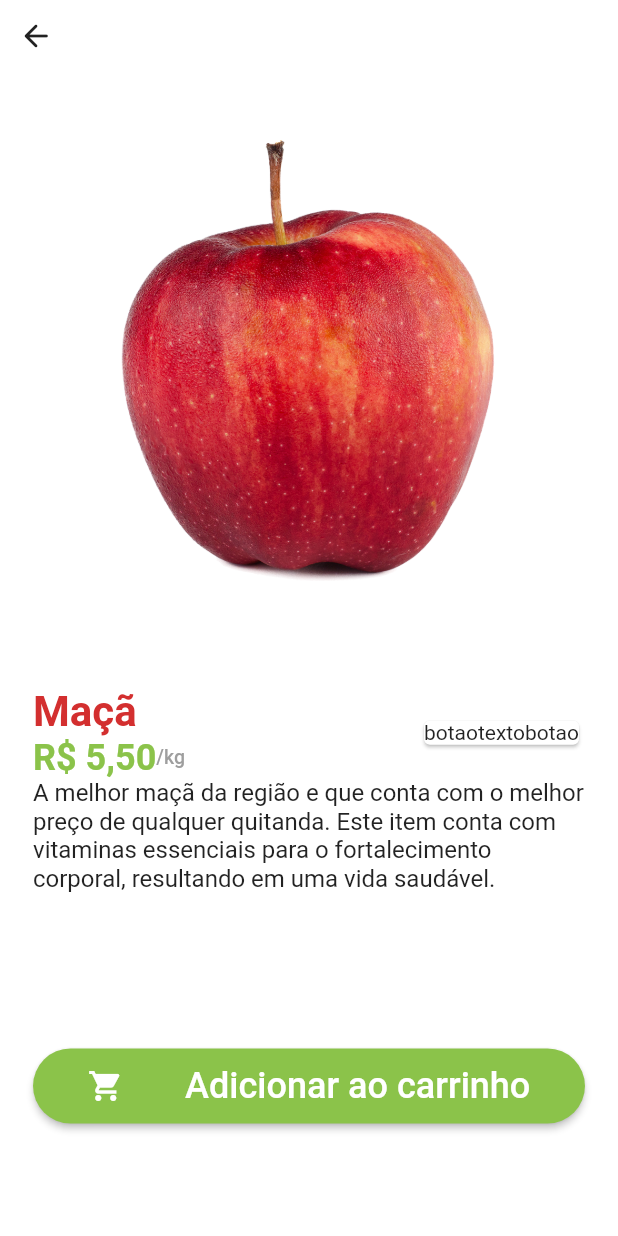
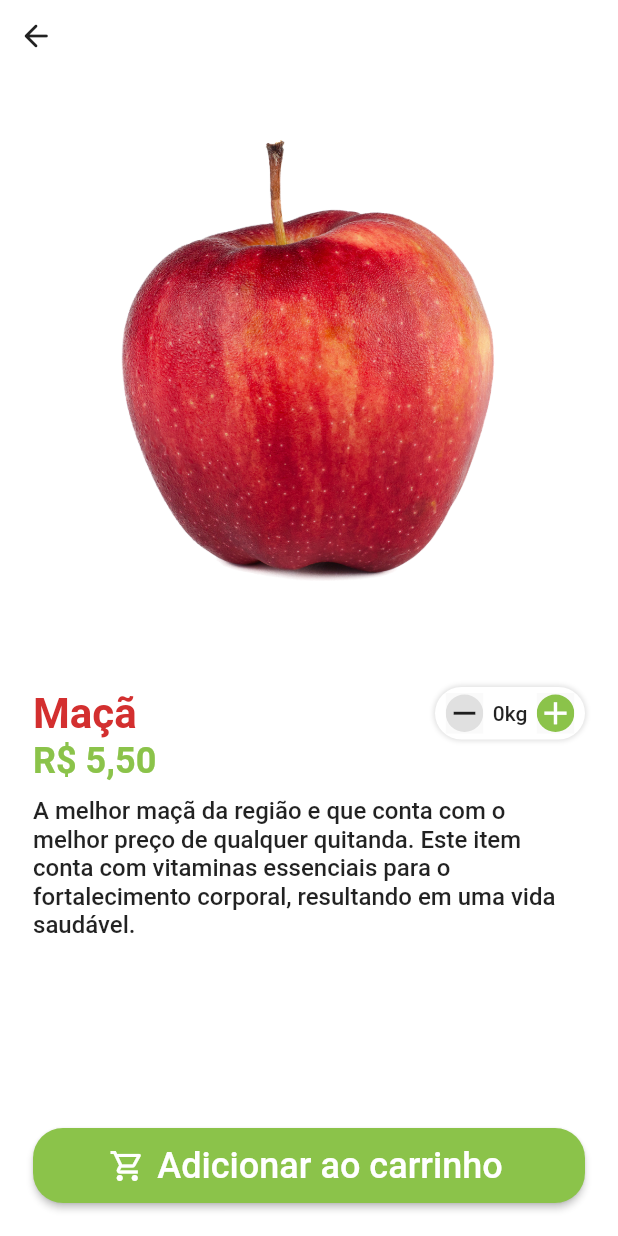
Before and after one commit to aironsg/kitanda_app, a Flutter app: the HomeTab screen opened directly, after a tap on "Maçã", on a phone screen of 412 x 824 dp. Run offline on Flutter 3.47's test engine with Material 2 defaults, Android fonts, the phone set to English and light mode, and no system bars; our stand-ins replace animated_text_kit, badges, get, mask_text_input_formatter.

Commit message:
adicionando botão de quantidade na tela de detalhes do produto

```diff
--- /dev/null
+++ b/lib/app/src/pages/common_widgets/quantity_widget.dart
@@ -0,0 +1,110 @@
+import 'package:flutter/material.dart';
+import 'package:kitanda_app/app/src/config/custom_color.dart';
+import 'package:kitanda_app/app/src/models/item_model.dart';
+
+class QuantityWidget extends StatefulWidget {
+  const QuantityWidget(
+      {Key? key,
+      required this.primaryIcon,
+      required this.secondIcon,
+      required this.item})
+      : super(key: key);
+  //acrescentar no contrutor os 2 icons
+
+  final IconData primaryIcon;
+  final IconData secondIcon;
+  final ItemModel item;
+  @override
+  State<QuantityWidget> createState() => _QuantityWidgetState();
+}
+
+class _QuantityWidgetState extends State<QuantityWidget> {
+  int quantity = 0;
+
+  @override
+  Widget build(BuildContext context) {
+    return Container(
+      padding: const EdgeInsets.all(4),
+      height: 35,
+      width: 100,
+      decoration: BoxDecoration(
+        color: Colors.white,
+        borderRadius: BorderRadius.circular(30),
+        boxShadow: [
+          BoxShadow(
+            color: Colors.grey.shade300,
+            spreadRadius: 1,
+            blurRadius: 2,
+          ),
+        ],
+      ),
+      child: Row(
+        mainAxisAlignment: MainAxisAlignment.spaceAround,
+        children: [
+          Material(
+            child: InkWell(
+              onTap: () {
+                setState(() {
+                  if (quantity == 0) {
+                    quantity = 0;
+                  } else {
+                    quantity--;
+                  }
+                });
+              },
+              child: Ink(
+                height: 30,
+                decoration: BoxDecoration(
+                  color: Colors.grey.shade300,
+                  shape: BoxShape.circle,
+                ),
+                child: Icon(
+                  widget.primaryIcon,
+                  size: 25.0,
+                ),
+              ),
+            ),
+          ),
+          //esta unidade de medida será mudada de acordo com item inserido
+          Row(
+            children: [
+              Text(
+                quantity.toString(),
+                style: const TextStyle(
+                  fontWeight: FontWeight.w500,
+                ),
+              ),
+              Text(
+                widget.item.unit,
+                style: const TextStyle(
+                  fontWeight: FontWeight.w500,
+                ),
+              ),
+            ],
+          ),
+          Material(
+            child: InkWell(
+              onTap: () {
+                setState(() {
+                  quantity++;
+                });
+              },
+              child: Ink(
+                height: 30,
+                decoration: BoxDecoration(
+                  color: CustomColor.customSwatchColor,
+                  shape: BoxShape.circle,
+                ),
+                child: Icon(
+                  widget.secondIcon,
+                  size: 25.0,
+                  color: Colors.white,
+                ),
+              ),
+            ),
+          ),
+        ],
+      ),
+    );
+  }
+}
--- a/lib/app/src/pages/home/components/item_tile.dart
+++ b/lib/app/src/pages/home/components/item_tile.dart
@@ -36,7 +36,13 @@ class ItemTile extends StatelessWidget {
                 crossAxisAlignment: CrossAxisAlignment.stretch,
                 children: [
                   //Imagem
-                  Expanded(child: Image.asset(item.imgUrl)),
+                  Expanded(
+                    child: Hero(
+                      tag: item.imgUrl,
+                      transitionOnUserGestures: true,
+                      child: Image.asset(item.imgUrl),
+                    ),
+                  ),
                   //Nome do Item
                   Text(
                     item.itemName,
--- a/lib/app/src/pages/product/product_screen.dart
+++ b/lib/app/src/pages/product/product_screen.dart
@@ -1,6 +1,9 @@
+// ignore_for_file: prefer_const_constructors
+
 import 'package:flutter/material.dart';
 import 'package:kitanda_app/app/src/config/custom_color.dart';
 import 'package:kitanda_app/app/src/models/item_model.dart';
+import 'package:kitanda_app/app/src/pages/common_widgets/quantity_widget.dart';
 import 'package:kitanda_app/app/src/services/utils_service.dart';
 
 class ProductScreen extends StatelessWidget {
@@ -26,7 +29,13 @@ class ProductScreen extends StatelessWidget {
             ),
           ),
           //Imagem
-          Expanded(child: Image.asset(item.imgUrl)),
+          Expanded(
+            child: Hero(
+              transitionOnUserGestures: true,
+              tag: item.imgUrl,
+              child: Image.asset(item.imgUrl),
+            ),
+          ),
           //Descrição
           Expanded(
             child: Container(
@@ -45,14 +54,13 @@ class ProductScreen extends StatelessWidget {
               child: Column(
                 crossAxisAlignment: CrossAxisAlignment.stretch,
                 children: [
-                  Row(
-                    mainAxisAlignment: MainAxisAlignment.spaceBetween,
-                    children: [
-                      //Titulo e Preço
                   Column(
                     crossAxisAlignment: CrossAxisAlignment.start,
                     children: [
                       //Titulo
+                      Row(
+                        mainAxisAlignment: MainAxisAlignment.spaceBetween,
+                        children: [
                           Text(
                             item.itemName,
                             style: TextStyle(
@@ -61,11 +69,17 @@ class ProductScreen extends StatelessWidget {
                               color: CustomColor.customContrasctColor,
                             ),
                           ),
+                          //Botão de quantidade
+                          //vou mecher aqui jaja
+                          QuantityWidget(
+                            primaryIcon: Icons.remove,
+                            secondIcon: Icons.add,
+                            item: item,
+                          )
+                        ],
+                      ),
 
                       //Preço e Unidade de Medida
-                          Row(
-                            children: [
-                              //Preço
                       Text(
                         service.formatNumberCurrency(item.price),
                         style: TextStyle(
@@ -75,74 +89,49 @@ class ProductScreen extends StatelessWidget {
                         ),
                       ),
                       //Unidade de Medida
-                              Text(
-                                '/${item.unit}',
+                    ],
+                  ),
+
+                  //Descrição produto
+
+                  Expanded(
+                    child: Padding(
+                      padding: const EdgeInsets.symmetric(vertical: 10.0),
+                      child: SingleChildScrollView(
+                        physics: const BouncingScrollPhysics(),
+                        child: Text(
+                          item.description,
                           style: const TextStyle(
-                                  fontSize: 13.0,
+                            height: 1.2,
+                            fontSize: 16.0,
                             fontWeight: FontWeight.w500,
-                                  color: Colors.grey,
                           ),
                         ),
-                            ],
                       ),
-                        ],
-                      ),
-                      //Botão de Quantidade
-                      Card(
-                          color: Colors.white,
-                          child: Row(
-                            children: const [
-                              Text('botao'),
-                              Text('texto'),
-                              Text('botao'),
-                            ],
-                          ))
-                    ],
-                  ),
-                  // const Divider(
-                  //   thickness: 2,
-                  // ),
-
-                  //Descrição produto
-                  Container(
-                    padding: const EdgeInsets.only(bottom: 15.0, top: 0),
-                    height: 180,
-                    child: ListView(
-                      children: [
-                        Text(
-                          item.description,
-                          style: const TextStyle(fontSize: 16.0),
-                        ),
-                      ],
                     ),
                   ),
 
                   //Botão de Adicionar ao Carrinho
                   SizedBox(
                     height: 50,
-                    child: ElevatedButton(
+                    child: ElevatedButton.icon(
                       style: ElevatedButton.styleFrom(
                           backgroundColor: CustomColor.customSwatchColor,
                           shape: RoundedRectangleBorder(
-                              borderRadius: BorderRadius.circular(40.0))),
+                              borderRadius: BorderRadius.circular(20.0))),
                       onPressed: () {
                         //aqui ficará a logica de adicionar ao carrinho
                       },
-                      child: Row(
-                        mainAxisAlignment: MainAxisAlignment.spaceAround,
-                        children: const [
-                          Icon(
-                            Icons.shopping_cart,
+                      icon: const Icon(
+                        Icons.shopping_cart_outlined,
                         color: Colors.white,
                       ),
-                          Text(
+                      label: const Text(
                         'Adicionar ao carrinho',
                         style: TextStyle(
                           color: Colors.white,
                           fontSize: 24.0,
                         ),
-                          ),
-                        ],
                       ),
                     ),
                   ),
```
Lines whose indentation alone changed are shown as unchanged.
